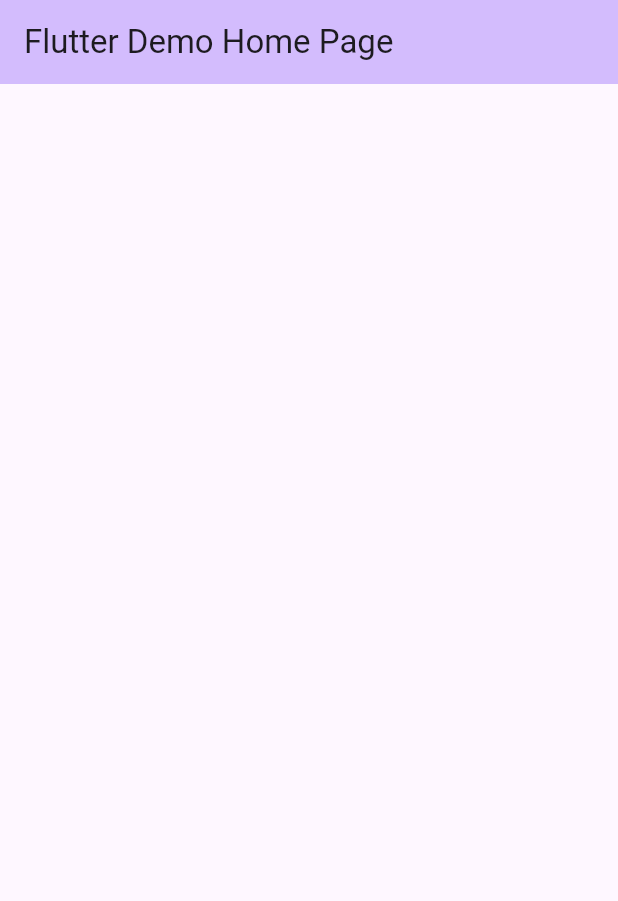
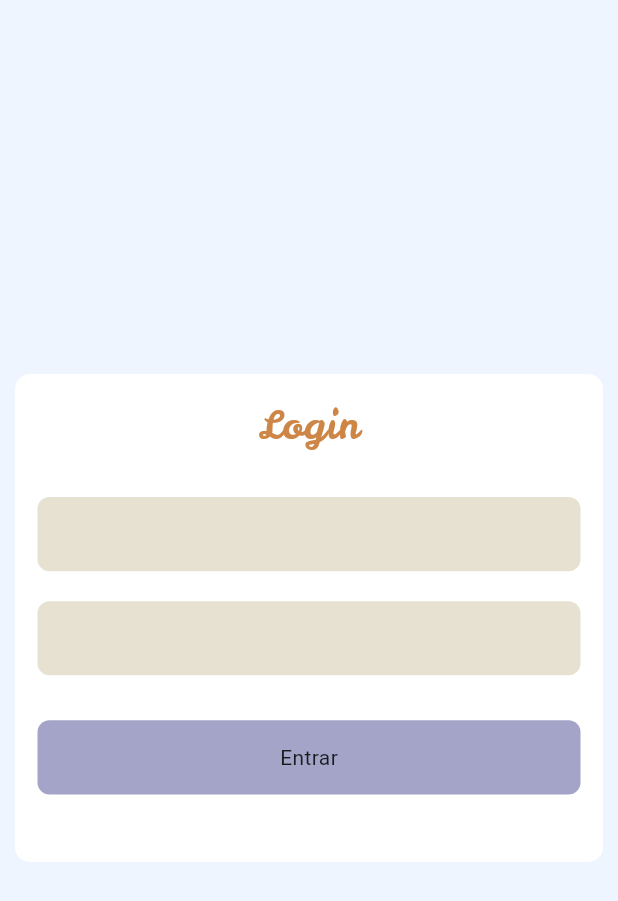
Before and after one commit to vihstudy-ifba/project_front, a Flutter app: the screen it shows after launch, on a phone screen of 412 x 824 dp. Shown: the top 901 px of the screen. Run offline on Flutter 3.47's test engine with Material 2 defaults, Android fonts, the phone set to English and light mode, and no system bars.

Commit message:
--- criação de páginas e adicionando página ao main

```diff
--- a/lib/main.dart
+++ b/lib/main.dart
@@ -1,4 +1,5 @@
 import 'package:flutter/material.dart';
+import 'package:project_front/presentation/views/login_page.dart';
 
 void main() {
   runApp(const MyApp());
@@ -11,38 +12,13 @@
   @override
   Widget build(BuildContext context) {
     return MaterialApp(
+      debugShowCheckedModeBanner: false,
       title: 'Flutter Demo',
       theme: ThemeData(
-        colorScheme: ColorScheme.fromSeed(seedColor: Colors.deepPurple),
+        colorScheme: ColorScheme.fromSeed(seedColor: Colors.white),
         useMaterial3: true,
       ),
-      home: const MyHomePage(title: 'Flutter Demo Home Page'),
+      home: const LoginPage(),
     );
   }
 }
-
-class MyHomePage extends StatefulWidget {
-  const MyHomePage({super.key, required this.title});
-
-  final String title;
-
-  @override
-  State<MyHomePage> createState() => _MyHomePageState();
-}
-
-class _MyHomePageState extends State<MyHomePage> {
-
-  @override
-  Widget build(BuildContext context) {
-    return Scaffold(
-      appBar: AppBar(
-        backgroundColor: Theme.of(context).colorScheme.inversePrimary,
-        title: Text(widget.title),
-
-      ),
-      body: Center(
-        child: Container()
-      ),
-    );
-  }
-}
--- /dev/null
+++ b/lib/presentation/views/login_page.dart
@@ -0,0 +1,51 @@
+import 'package:flutter/material.dart';
+import 'package:project_front/core/paletadecores.dart';
+
+import '../widgets/card_with_title.dart';
+import '../widgets/input_field.dart';
+
+class LoginPage extends StatefulWidget {
+  const LoginPage({super.key});
+
+  @override
+  State<LoginPage> createState() => _LoginPageState();
+}
+
+class _LoginPageState extends State<LoginPage> {
+  @override
+  Widget build(BuildContext context) {
+    Size size = MediaQuery.of(context).size;
+    return Scaffold(
+      backgroundColor: PaletaDeCores.background,
+      body: Center(
+        child: CardWithTitle(
+          title: "Login",
+          child: Column(children: [
+            const SizedBox(
+              height: 30,
+            ),
+            const InputField(),
+            const SizedBox(
+              height: 20,
+            ),
+            const InputField(),
+            const SizedBox(
+              height: 30,
+            ),
+            Container(
+              width: size.width,
+              height: size.height * 0.06,
+              decoration: BoxDecoration(
+                  color: PaletaDeCores.button,
+                  borderRadius: BorderRadius.circular(8)),
+              child: const Center(child: Text("Entrar")),
+            ),
+            const SizedBox(
+              height: 30,
+            ),
+          ]),
+        ),
+      ),
+    );
+  }
+}
--- /dev/null
+++ b/lib/presentation/views/register_page.dart
@@ -0,0 +1,26 @@
+import 'package:flutter/material.dart';
+import 'package:project_front/presentation/widgets/card_with_title.dart';
+
+import '../../core/paletadecores.dart';
+
+class RegisterPage extends StatefulWidget {
+  const RegisterPage({super.key});
+
+  @override
+  State<RegisterPage> createState() => _RegisterPageState();
+}
+
+class _RegisterPageState extends State<RegisterPage> {
+  @override
+  Widget build(BuildContext context) {
+    return Scaffold(
+      backgroundColor: PaletaDeCores.background,
+      body: Center(
+          child: CardWithTitle(
+              title: "Cadastro",
+              child: Column(
+                children: [Container()],
+              ))),
+    );
+  }
+}
```
